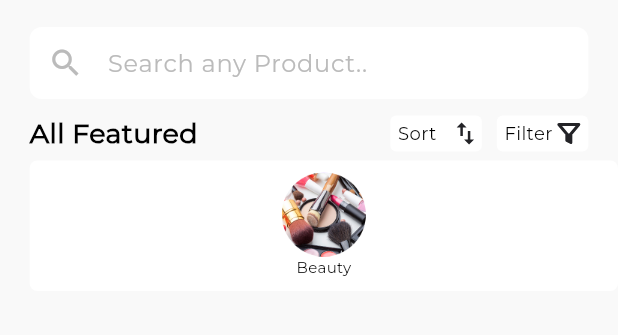
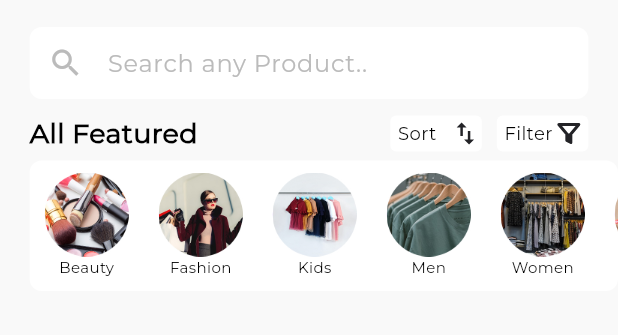
Before and after one commit to ibrahim22khaled/stylish, a Flutter app: the HomeScreen screen opened by its route, on a phone screen of 412 x 824 dp, the part 72-407 px from its top. Run offline on Flutter 3.47's test engine with Material 3 defaults, Android fonts, the phone set to English and light mode, and no system bars; our stand-ins replace flutter_svg, gap, smooth_page_indicator.

Commit message:
Finish category card UI

```diff
--- a/lib/features/home_screen/presentation/screens/home_screen_details.dart
+++ b/lib/features/home_screen/presentation/screens/home_screen_details.dart
@@ -1,8 +1,7 @@
 import 'package:flutter/material.dart';
 import 'package:gap/gap.dart';
-import 'package:stylish/core/utils/size_config.dart';
-import 'package:stylish/core/widgets/custom_text.dart';
 import 'package:stylish/features/home_screen/presentation/widgets/all_featured_widget.dart';
+import 'package:stylish/features/home_screen/presentation/widgets/category_card.dart';
 import 'package:stylish/features/home_screen/presentation/widgets/search_textfield.dart';
 
 class HomeScreenDetails extends StatefulWidget {
@@ -21,31 +20,8 @@ class _HomeScreenDetailsState extends State<HomeScreenDetails> {
         SliverToBoxAdapter(child: SearchTextfield()),
         SliverToBoxAdapter(child: const Gap(10)),
         SliverToBoxAdapter(child: AllFeaturedWidget()),
-                SliverToBoxAdapter(child: const Gap(5)),
-
-        SliverToBoxAdapter(
-          child:
-          Padding(
-            padding: EdgeInsets.only(left: SizeConfig.defaultSize! * 2),
-            child: Container(
-              height: 87,
-              decoration: BoxDecoration(
-                borderRadius: BorderRadius.circular(5),
-                color: Colors.white,
-              ),
-              child:Padding(
-                padding: const EdgeInsets.symmetric(vertical: 8.0),
-                child: Column(children: [
-                  CircleAvatar(
-                    radius: 28,
-                    child: Image.asset("assets/images/beauty.jpg"),
-                  ),
-                  CustomText(text: "Beauty", fontWeight: FontWeight.w100, fontSize: 10, textColor: Colors.black)
-                ],),
-              )
-            ),
-          )
-        )
+        SliverToBoxAdapter(child: const Gap(5)),
+        SliverToBoxAdapter(child: CategoryCard()),
       ],
     );
   }
--- a/lib/features/home_screen/presentation/widgets/category_card.dart
+++ b/lib/features/home_screen/presentation/widgets/category_card.dart
@@ -1,4 +1,5 @@
 import 'package:flutter/material.dart';
+import 'package:gap/gap.dart';
 import 'package:stylish/core/utils/size_config.dart';
 import 'package:stylish/core/widgets/custom_text.dart';
 
@@ -7,29 +8,64 @@ class CategoryCard extends StatelessWidget {
 
   @override
   Widget build(BuildContext context) {
-    return Padding(
-            padding: EdgeInsets.only(left: SizeConfig.defaultSize! * 2),
+    return  Padding(
+      padding:  EdgeInsets.only(left:SizeConfig.defaultSize! * 2),
       child: Container(
                 height: 87,
                 decoration: BoxDecoration(
-                borderRadius: BorderRadius.circular(5),
+                  borderRadius: BorderRadius.circular(8),
                   color: Colors.white,
                 ),
                 child:Padding(
                   padding: const EdgeInsets.symmetric(vertical: 8.0),
+                  child: SingleChildScrollView(
+                    scrollDirection: Axis.horizontal,
+                    child: Padding(
+                      padding: const EdgeInsets.symmetric(horizontal:10),
                       child: Row(
                         children: [
-                    Column(children: [
-                      CircleAvatar(
-                        radius: 28,
-                        child: Image.asset("assets/images/beauty.jpg"),
+                          CategoryCardItem(image: "assets/images/beauty.jpg", cardTitle: "Beauty"),
+                          const Gap(20),
+                          CategoryCardItem(image: "assets/images/fashion.jpg", cardTitle: "Fashion"),
+                          const Gap(20),
+                          CategoryCardItem(image: "assets/images/kids.jpg", cardTitle: "Kids"),
+                          const Gap(20),
+                          CategoryCardItem(image: "assets/images/men.jpg", cardTitle: "Men"),
+                          const Gap(20),
+                          CategoryCardItem(image: "assets/images/women.jpg", cardTitle: "Women"),
+                          const Gap(20),
+                          CategoryCardItem(image: "assets/images/gifts.jpg", cardTitle: "Gifts"),
+                        ],
                       ),
-                      CustomText(text: "Beauty", fontWeight: FontWeight.w100, fontSize: 10, textColor: Colors.black)
-                    ],),
-                  ],
+                    ),
                   ),
                 )
               ),
     );
+
   }
 }
+class CategoryCardItem extends StatelessWidget {
+  const CategoryCardItem({super.key, required this.image, required this.cardTitle});
+  final String image;
+  final String cardTitle;
+
+
+  @override
+  Widget build(BuildContext context) {
+    return Column(
+      children: [
+        CircleAvatar(
+          radius: 28,
+          child: Image.asset(image),
+        ),
+        CustomText(
+          text: cardTitle,
+          fontWeight: FontWeight.w100,
+          fontSize: 10,
+          textColor: Colors.black,
+        ),
+      ],
+    );
+  }
+}
```
Lines whose indentation alone changed are shown as unchanged.
